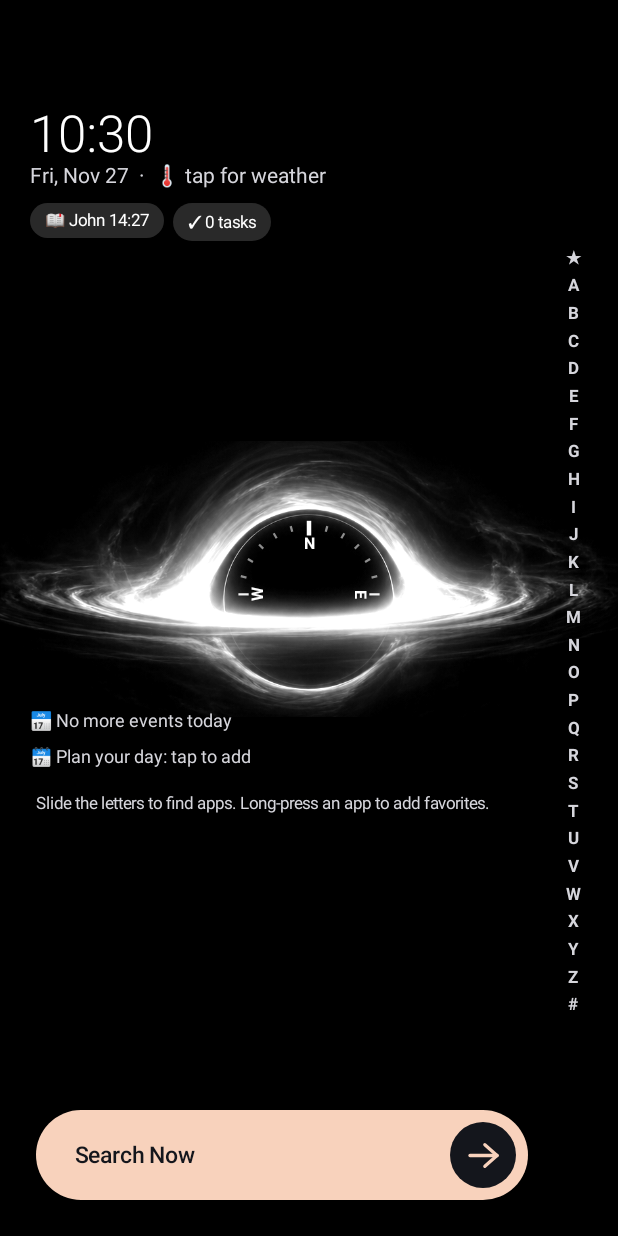
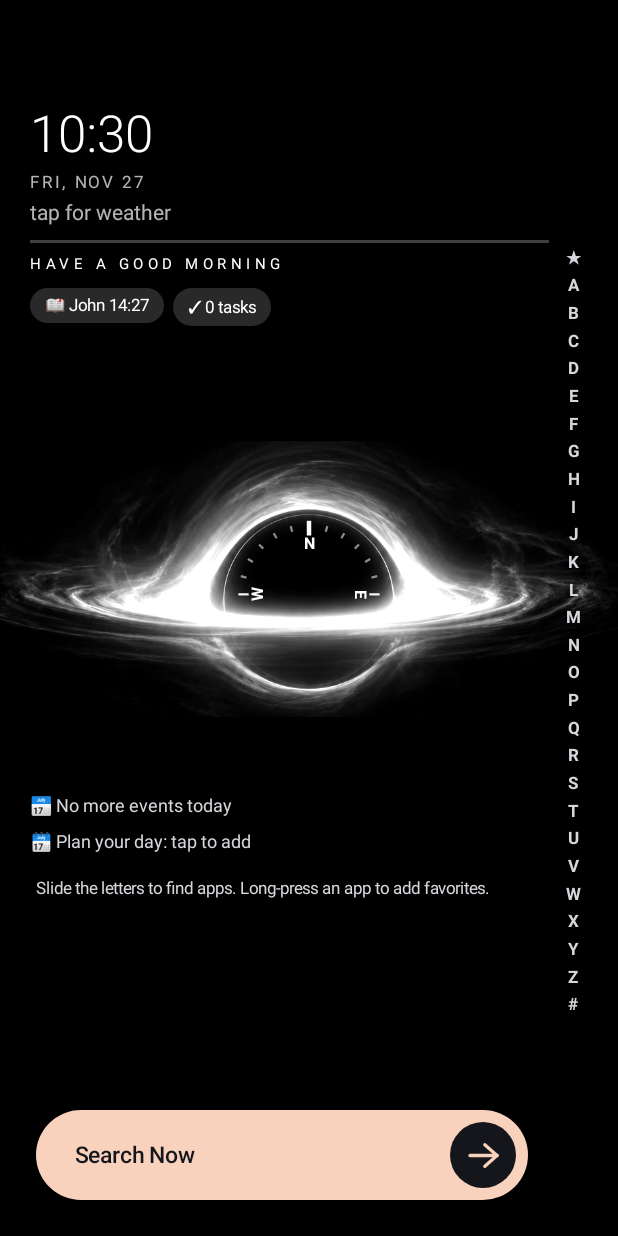
Before and after one commit to njcprediction29-web/ledge., an Android app built with Jetpack Compose: the MainActivity screen opened directly, with no data from a screen before it, on a phone screen of 412 x 824 dp. Run offline under Robolectric (Android 15) with nearby library versions, the phone set to English and light mode, and no system bars; pictures from the network do not load.

Commit message:
Refactor weather and battery display to use BhWeatherPanel
Replaced the weather and battery information display with BhWeatherPanel for improved layout.

```diff
--- a/app/src/main/java/com/ledge/launcher/MainActivity.kt
+++ b/app/src/main/java/com/ledge/launcher/MainActivity.kt
@@ -502,16 +502,7 @@ fun HeaderBlock(s: Store, pal: Pal, onWeather: () -> Unit, onSettings: () -> Uni
         horizontalAlignment = if (s.i("calign") == 1) Alignment.CenterHorizontally else Alignment.Start
     ) {
         ClockFace(s, pal, time, weekday, onLong = onSettings)
-        Row(verticalAlignment = Alignment.CenterVertically) {
-            Text(date, color = pal.sub, fontSize = 14.sp, style = SH)
-            if (s.i("sw") == 1) {
-                Text(
-                    "  ·  ${weather ?: "🌡️ tap for weather"}", color = pal.sub, fontSize = 14.sp, style = SH,
-                    modifier = Modifier.clickable { if (weather == null) onWeather() }
-                )
-            }
-            if (s.i("sb") == 1 && battery >= 0) Text("  ·  🔋 $battery%", color = pal.sub, fontSize = 14.sp, style = SH)
-        }
+        BhWeatherPanel(s, date, battery) { onWeather() }
         if (!clean) {
             Row(Modifier.padding(top = 10.dp), horizontalArrangement = Arrangement.spacedBy(6.dp)) {
                 if (s.i("sv") == 1) SmallChip("📖 ${verse.first}", pal, onVerse)
```
